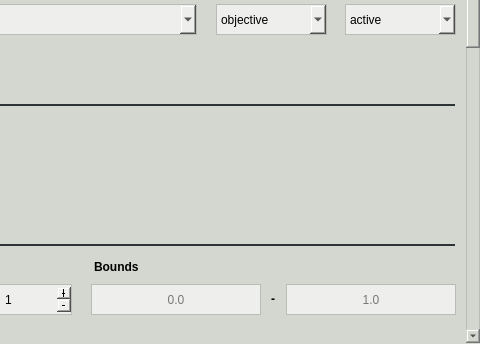
Qt form pyanno4rt/gui/designs/components/logistic_regression_tcp_window.ui (pyanno4rt/pyanno4rt) before a commit; both pictures show x 240 to 720 and y 87 to 431 of the 720 by 431 pixel window.
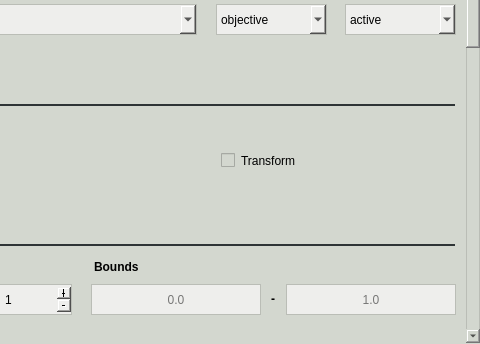
The same form after that commit. Icons and pictures are not drawn.

Commit message: Returned to weighted constraints, added mixed sigmoid-linear transformation for logistic regression components, added transform parameter to machine learning components (not yet implemented for all models but LR), updated environment

The edit to the form file:
```diff
--- a/pyanno4rt/gui/designs/components/logistic_regression_tcp_window.ui
+++ b/pyanno4rt/gui/designs/components/logistic_regression_tcp_window.ui
@@ -55,7 +55,7 @@
      <property name="geometry">
       <rect>
        <x>0</x>
-       <y>-705</y>
+       <y>0</y>
        <width>690</width>
        <height>1429</height>
       </rect>
@@ -1695,6 +1695,26 @@
        <string>Tune repeats</string>
       </property>
      </widget>
+     <widget class="QCheckBox" name="transform_check">
+      <property name="geometry">
+       <rect>
+        <x>450</x>
+        <y>235</y>
+        <width>101</width>
+        <height>23</height>
+       </rect>
+      </property>
+      <property name="cursor">
+       <cursorShape>PointingHandCursor</cursorShape>
+      </property>
+      <property name="styleSheet">
+       <string notr="true">border: 0px;
+color: rgb(0, 0, 0);</string>
+      </property>
+      <property name="text">
+       <string>Transform</string>
+      </property>
+     </widget>
     </widget>
    </widget>
   </widget>
```
The commit also changes 25 other files.
